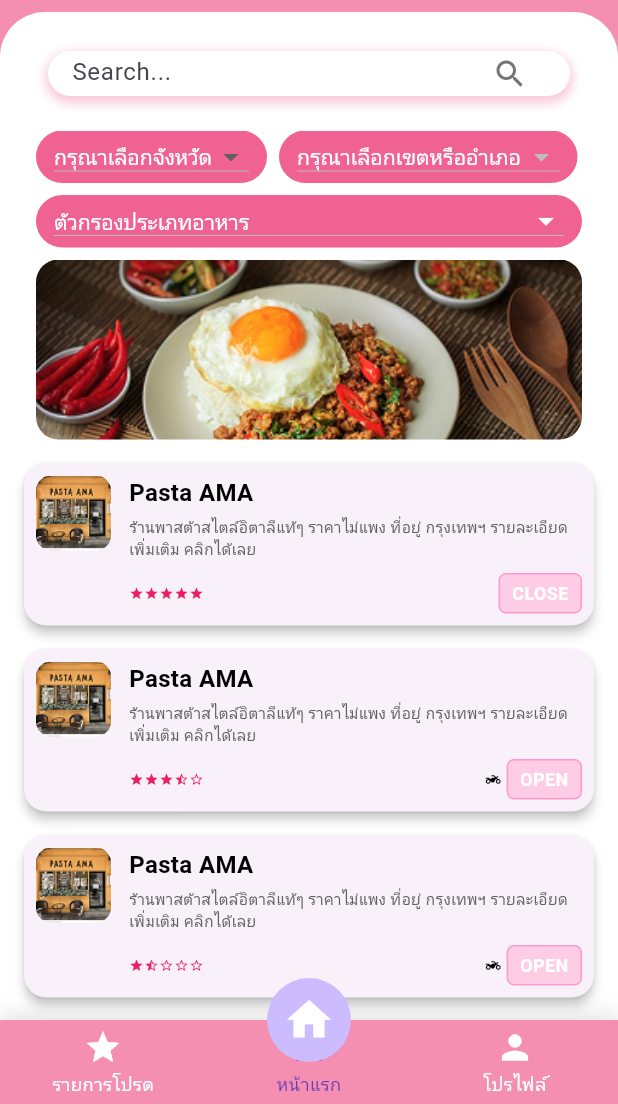
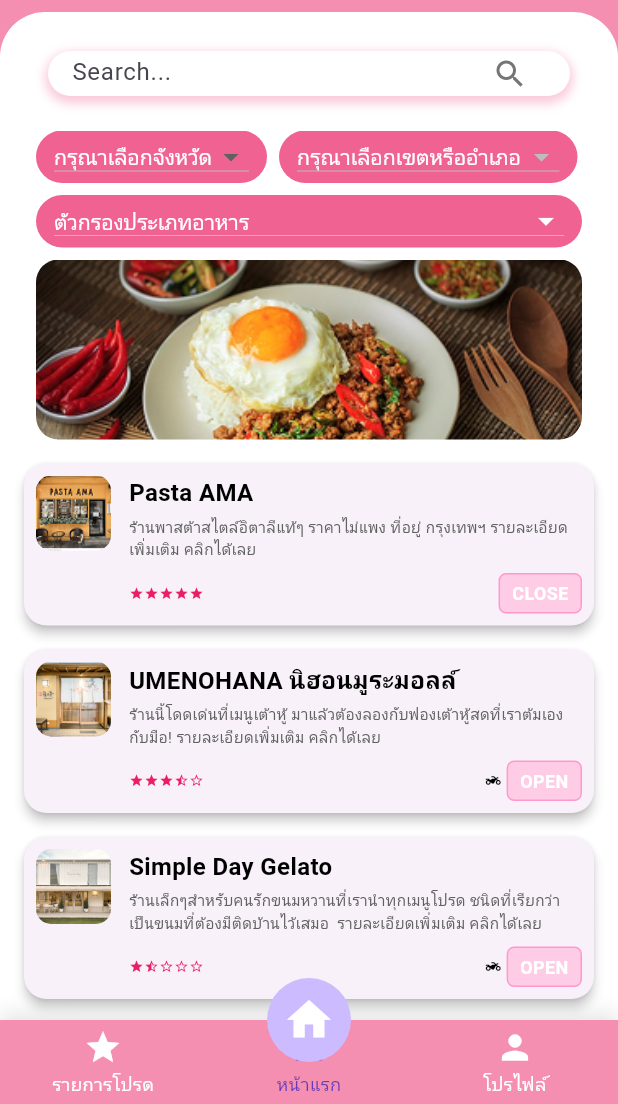
Before and after one commit to charinrat2012/Project_Food_near_me, a Flutter app: the screen it shows after launch, on a phone screen of 412 x 824 dp, the part 132-1236 px from its top. Run offline on Flutter 3.47's test engine with Material 3 defaults, Android fonts, the phone set to English and light mode, and no system bars; drawn by our look-alikes of persistent_bottom_nav_bar_v2; our stand-ins replace get, google_fonts; Roboto replaces fonts that are missing (Nosifer).

Commit message:
FoodneareApp v.2

```diff
--- a/lib/views/controllers/slidectrl.dart
+++ b/lib/views/controllers/slidectrl.dart
@@ -9,6 +9,10 @@ class SlideController extends GetxController {
     'assets/imgs/bn2.png',
     'assets/imgs/bn3.png',
     'assets/imgs/bn4.png',
+    'assets/imgs/bn5.jpg',
+    'assets/imgs/bn6.jpg',
+    'assets/imgs/bn7.jpg',
+
   ];
 
   late final RxList<String> displayPizzaImages;
--- a/lib/views/home_ui.dart
+++ b/lib/views/home_ui.dart
@@ -100,42 +100,42 @@ class HomeUi extends StatelessWidget {
                                 isOpen: false,
                                 showMotorcycleIcon: false),
                             RestaurantCard(
-                                imageUrl: 'assets/imgs/pama.png',
-                                restaurantName: 'Pasta AMA',
+                                imageUrl: 'assets/imgs/im1.jpg',
+                                restaurantName: 'UMENOHANA นิฮอนมูระมอลล์',
                                 description:
-                                    'ร้านพาสต้าสไตล์อิตาลีแท้ๆ ราคาไม่แพง ที่อยู่ กรุงเทพฯ รายละเอียดเพิ่มเติม คลิกได้เลย',
+                                    'ร้านนี้โดดเด่นที่เมนูเต้าหู้ มาแล้วต้องลองกับฟองเต้าหู้สดที่เราต้มเองกับมือ! รายละเอียดเพิ่มเติม คลิกได้เลย',
                                 rating: 3.5,
                                 isOpen: true,
                                 showMotorcycleIcon: true),
                             RestaurantCard(
-                                imageUrl: 'assets/imgs/pama.png',
-                                restaurantName: 'Pasta AMA',
+                                imageUrl: 'assets/imgs/im2.jpg',
+                                restaurantName: 'Simple Day Gelato',
                                 description:
-                                    'ร้านพาสต้าสไตล์อิตาลีแท้ๆ ราคาไม่แพง ที่อยู่ กรุงเทพฯ รายละเอียดเพิ่มเติม คลิกได้เลย',
+                                    'ร้านเล็กๆสำหรับคนรักขนมหวานที่เรานำทุกเมนูโปรด ชนิดที่เรียกว่าเป็นขนมที่ต้องมีติดบ้านไว้เสมอ  รายละเอียดเพิ่มเติม คลิกได้เลย',
                                 rating: 1.5,
                                 isOpen: true,
                                 showMotorcycleIcon: true),
                             RestaurantCard(
-                                imageUrl: 'assets/imgs/pama.png',
-                                restaurantName: 'Pasta AMA',
+                                imageUrl: 'assets/imgs/im3.jpg',
+                                restaurantName: 'มิตรโกหย่วน',
                                 description:
-                                    'ร้านพาสต้าสไตล์อิตาลีแท้ๆ ราคาไม่แพง ที่อยู่ กรุงเทพฯ รายละเอียดเพิ่มเติม คลิกได้เลย',
+                                    ' ร้านอาหารตามสั่ง เจ้าเด็ดที่ต่อมา เราขอพาทุกคนไปอิ่มกับร้าน มิตรโกหย่วน แถวย่านเสาชิงช้า รายละเอียดเพิ่มเติม คลิกได้เลย',
                                 rating: 0.5,
                                 isOpen: true,
                                 showMotorcycleIcon: false),
                             RestaurantCard(
-                                imageUrl: 'assets/imgs/pama.png',
-                                restaurantName: 'Pasta AMA',
+                                imageUrl: 'assets/imgs/im4.jpg',
+                                restaurantName: 'ส้มตำหม่องปลาแดก',
                                 description:
-                                    'ร้านพาสต้าสไตล์อิตาลีแท้ๆ ราคาไม่แพง ที่อยู่ กรุงเทพฯ รายละเอียดเพิ่มเติม คลิกได้เลย',
+                                    'ร้านส้มตำที่ขึ้นชื่อเรื่องความจัดจ้านแบบไม่เป็นสองรองใครในย่านลาดกระบัง สารพัดเมนูตำแซ่บๆ มาเพียบ! รายละเอียดเพิ่มเติม คลิกได้เลย',
                                 rating: 4.5,
                                 isOpen: false,
                                 showMotorcycleIcon: true),
                             RestaurantCard(
-                                imageUrl: 'assets/imgs/pama.png',
-                                restaurantName: 'Pasta AMA',
+                                imageUrl: 'assets/imgs/im5.jpg',
+                                restaurantName: 'เหมยหมึกเป็นซาชิมิ',
                                 description:
-                                    'ร้านพาสต้าสไตล์อิตาลีแท้ๆ ราคาไม่แพง ที่อยู่ กรุงเทพฯ รายละเอียดเพิ่มเติม คลิกได้เลย',
+                                    'ร้านของเราคือการคัดสรรวัตถุดิบคุณภาพ เมนูอาหารทะเลที่หลากหลายกว่า 200 เมนู ไม่ต้องไปไกลถึงทะเล ร้านเราก็มีขาย! รายละเอียดเพิ่มเติม คลิกได้เลย',
                                 rating: 0.1,
                                 isOpen: true,
                                 showMotorcycleIcon: false),
```
Also changed, not shown: assets/imgs/bn10.jpg (deleted), assets/imgs/bn11.jpg (deleted), assets/imgs/bn5.jpg, assets/imgs/bn6.jpg, assets/imgs/bn7.jpg, assets/imgs/bn8.jpg (deleted), assets/imgs/bn9.jpeg (added), assets/imgs/bn9.jpg (deleted), assets/imgs/im1.jpg (added), assets/imgs/im2.jpg (added), assets/imgs/im3.jpg (added), assets/imgs/im4.jpg (added), assets/imgs/im5.jpg (added).
